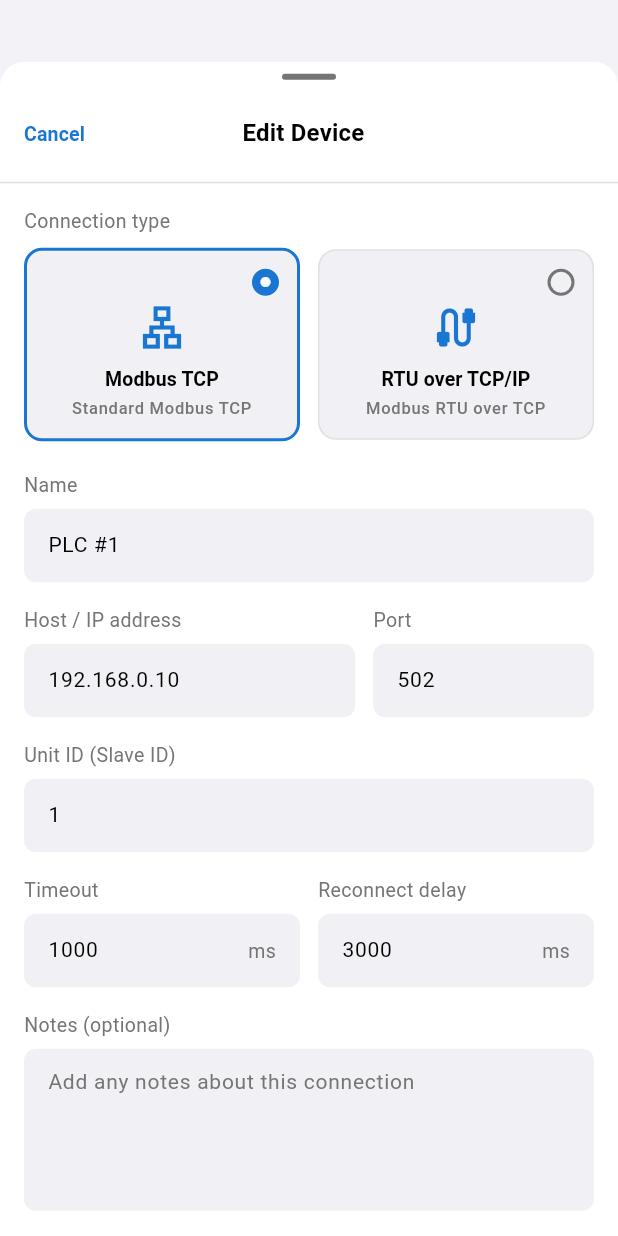
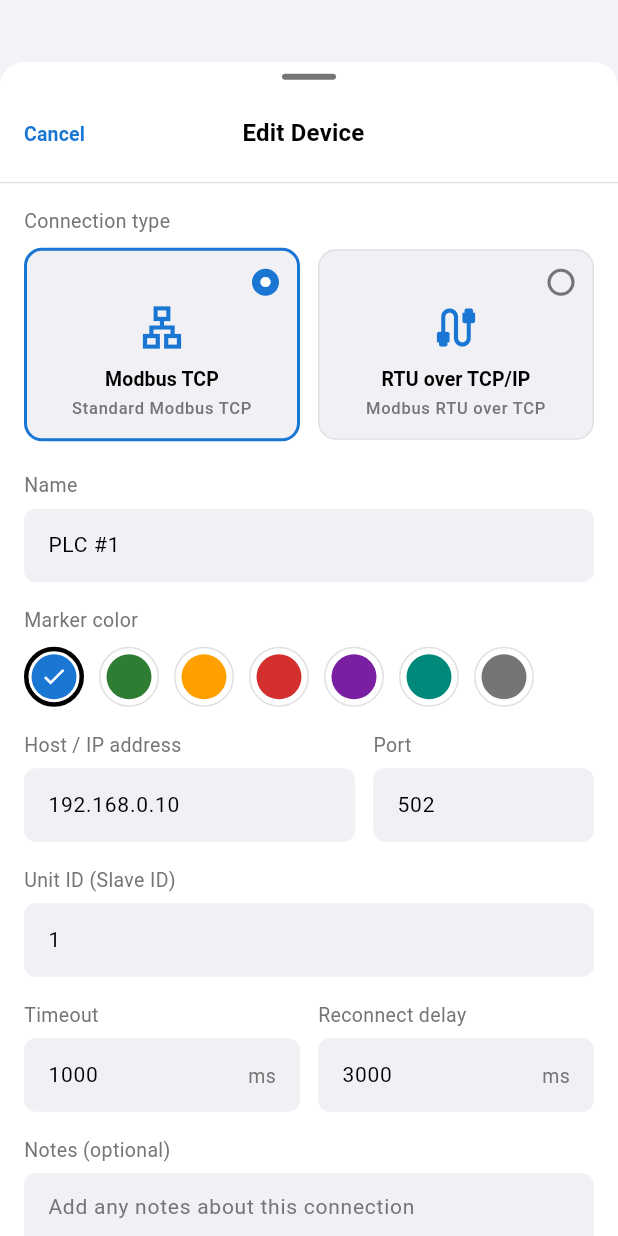
Before and after one commit to sanny32/OpenModScan-Mobile, a Flutter app: the DeviceFormSheet widget shown alone on an empty page, opened directly with sample values from the repository, on a phone screen of 412 x 824 dp. Run offline on Flutter 3.47's test engine with Material 3 defaults, Android fonts, the phone set to English and light mode, and no system bars; our stand-ins replace shared_preferences; missing offline and left inert: modbus_client, modbus_client_tcp; accounts and stored records are empty; generated files the repository leaves out were written again.

Commit message:
feat: Added marker color for stored devices

```diff
--- a/lib/features/devices/device_form_sheet.dart
+++ b/lib/features/devices/device_form_sheet.dart
@@ -1,6 +1,7 @@
 import 'package:flutter/material.dart';
 import '../../l10n/l10n.dart';
 import '../../models/device_info.dart';
+import 'device_marker_color_palette.dart';
 
 class DeviceFormResult {
   final DeviceInfo device;
@@ -30,6 +31,7 @@ class DeviceFormSheet extends StatefulWidget {
 
 class _DeviceFormSheetState extends State<DeviceFormSheet> {
   late int _connType;
+  late DeviceMarkerColor _markerColor;
   late final TextEditingController _nameCtrl;
   late final TextEditingController _hostCtrl;
   late final TextEditingController _portCtrl;
@@ -46,6 +48,7 @@ class _DeviceFormSheetState extends State<DeviceFormSheet> {
     super.initState();
     final d = widget.initial;
     _connType = d?.protocol == ProtocolType.modbusRtuIp ? 1 : 0;
+    _markerColor = d?.markerColor ?? DeviceMarkerColor.blue;
     _nameCtrl = TextEditingController(text: d?.name ?? '');
     _hostCtrl = TextEditingController(text: d?.host ?? '');
     _portCtrl = TextEditingController(text: (d?.port ?? 502).toString());
@@ -101,6 +104,7 @@ class _DeviceFormSheetState extends State<DeviceFormSheet> {
       timeout: int.tryParse(_timeoutCtrl.text) ?? base.timeout,
       reconnectDelay: int.tryParse(_reconnectCtrl.text) ?? base.reconnectDelay,
       notes: _notesCtrl.text,
+      markerColor: _markerColor,
     );
     Navigator.pop(
       context,
@@ -196,6 +200,15 @@ class _DeviceFormSheetState extends State<DeviceFormSheet> {
                     onChanged: (_) {
                       if (_nameError != null) setState(() => _nameError = null);
                     },
+                  ),
+                  const SizedBox(height: 16),
+                  _label(context, l10n.deviceMarkerColor),
+                  const SizedBox(height: 8),
+                  _MarkerColorPicker(
+                    selected: _markerColor,
+                    onSelected: (value) => setState(() {
+                      _markerColor = value;
+                    }),
                   ),
                   const SizedBox(height: 16),
                   Row(
@@ -330,6 +343,93 @@ class _DeviceFormSheetState extends State<DeviceFormSheet> {
   );
 }
 
+class _MarkerColorPicker extends StatelessWidget {
+  final DeviceMarkerColor selected;
+  final ValueChanged<DeviceMarkerColor> onSelected;
+
+  const _MarkerColorPicker({required this.selected, required this.onSelected});
+
+  @override
+  Widget build(BuildContext context) {
+    final cs = Theme.of(context).colorScheme;
+    final l10n = context.l10n;
+    return Wrap(
+      spacing: 10,
+      runSpacing: 10,
+      children: [
+        for (final markerColor in DeviceMarkerColor.values)
+          _MarkerColorSwatch(
+            markerColor: markerColor,
+            color: markerColor.resolve(cs),
+            label: markerColor.label(l10n),
+            selected: markerColor == selected,
+            onTap: () => onSelected(markerColor),
+          ),
+      ],
+    );
+  }
+}
+
+class _MarkerColorSwatch extends StatelessWidget {
+  final DeviceMarkerColor markerColor;
+  final Color color;
+  final String label;
+  final bool selected;
+  final VoidCallback onTap;
+
+  const _MarkerColorSwatch({
+    required this.markerColor,
+    required this.color,
+    required this.label,
+    required this.selected,
+    required this.onTap,
+  });
+
+  @override
+  Widget build(BuildContext context) {
+    final checkColor =
+        ThemeData.estimateBrightnessForColor(color) == Brightness.dark
+        ? Colors.white
+        : Colors.black;
+    return Semantics(
+      label: label,
+      selected: selected,
+      button: true,
+      child: Tooltip(
+        message: label,
+        child: InkResponse(
+          key: ValueKey('device-marker-color-${markerColor.name}'),
+          onTap: onTap,
+          radius: 24,
+          child: Container(
+            width: 40,
+            height: 40,
+            decoration: BoxDecoration(
+              shape: BoxShape.circle,
+              border: Border.all(
+                color: selected
+                    ? Theme.of(context).colorScheme.onSurface
+                    : Theme.of(context).dividerColor,
+                width: selected ? 3 : 1,
+              ),
+            ),
+            child: Center(
+              child: Container(
+                width: 30,
+                height: 30,
+                decoration: BoxDecoration(color: color, shape: BoxShape.circle),
+                child: selected
+                    ? Icon(Icons.check, size: 18, color: checkColor)
+                    : null,
+              ),
+            ),
+          ),
+        ),
+      ),
+    );
+  }
+}
+
 class _TypeCard extends StatelessWidget {
   final IconData icon;
   final String label;
--- /dev/null
+++ b/lib/features/devices/device_marker_color_palette.dart
@@ -0,0 +1,35 @@
+import 'package:flutter/material.dart';
+
+import '../../l10n/l10n.dart';
+import '../../models/device_info.dart';
+
+extension DeviceMarkerColorPalette on DeviceMarkerColor {
+  Color resolve(ColorScheme colorScheme) {
+    final dark = colorScheme.brightness == Brightness.dark;
+    return switch (this) {
+      DeviceMarkerColor.blue => colorScheme.primary,
+      DeviceMarkerColor.green =>
+        dark ? const Color(0xFF66BB6A) : const Color(0xFF2E7D32),
+      DeviceMarkerColor.amber =>
+        dark ? const Color(0xFFFFC107) : const Color(0xFFFFA000),
+      DeviceMarkerColor.red =>
+        dark ? const Color(0xFFEF5350) : const Color(0xFFD32F2F),
+      DeviceMarkerColor.purple =>
+        dark ? const Color(0xFFCE93D8) : const Color(0xFF7B1FA2),
+      DeviceMarkerColor.teal =>
+        dark ? const Color(0xFF4DB6AC) : const Color(0xFF00897B),
+      DeviceMarkerColor.gray =>
+        dark ? const Color(0xFFB0BEC5) : const Color(0xFF757575),
+    };
+  }
+
+  String label(AppLocalizations l10n) => switch (this) {
+    DeviceMarkerColor.blue => l10n.deviceMarkerColorBlue,
+    DeviceMarkerColor.green => l10n.deviceMarkerColorGreen,
+    DeviceMarkerColor.amber => l10n.deviceMarkerColorAmber,
+    DeviceMarkerColor.red => l10n.deviceMarkerColorRed,
+    DeviceMarkerColor.purple => l10n.deviceMarkerColorPurple,
+    DeviceMarkerColor.teal => l10n.deviceMarkerColorTeal,
+    DeviceMarkerColor.gray => l10n.deviceMarkerColorGray,
+  };
+}
--- a/lib/features/devices/device_screen.dart
+++ b/lib/features/devices/device_screen.dart
@@ -8,6 +8,7 @@ import '../../navigation/navigation_targets.dart';
 import '../../theme/app_theme.dart';
 import '../../widgets/error_feedback.dart';
 import '../registers/register_list_dialogs.dart';
+import 'device_marker_color_palette.dart';
 import 'devices_controller.dart';
 import 'device_form_sheet.dart';
 
@@ -349,6 +350,7 @@ class _PlcCard extends StatelessWidget {
     final statusLabel = connected
         ? l10n.statusConnected
         : l10n.statusDisconnected;
+    final markerColor = device.markerColor.resolve(cs);
     return Card(
       child: Padding(
         padding: const EdgeInsets.all(16),
@@ -358,10 +360,10 @@ class _PlcCard extends StatelessWidget {
               width: 52,
               height: 52,
               decoration: BoxDecoration(
-                color: cs.primary.withAlpha(26),
+                color: markerColor.withAlpha(26),
                 borderRadius: BorderRadius.circular(10),
               ),
-              child: Icon(Icons.memory, color: cs.primary, size: 30),
+              child: Icon(Icons.memory, color: markerColor, size: 30),
             ),
             const SizedBox(width: 14),
             Expanded(
--- a/lib/features/devices/widgets/device_card.dart
+++ b/lib/features/devices/widgets/device_card.dart
@@ -3,6 +3,7 @@ import 'package:flutter/material.dart';
 import '../../../l10n/l10n.dart';
 import '../../../models/device_info.dart';
 import '../../../theme/app_theme.dart';
+import '../device_marker_color_palette.dart';
 
 class DeviceCard extends StatelessWidget {
   final DeviceInfo device;
@@ -26,6 +27,7 @@ class DeviceCard extends StatelessWidget {
     final tt = Theme.of(context).textTheme;
     final appColors = Theme.of(context).extension<AppColors>();
     final l10n = context.l10n;
+    final markerColor = device.markerColor.resolve(cs);
     return Card(
       margin: const EdgeInsets.symmetric(horizontal: 16, vertical: 4),
       child: InkWell(
@@ -46,7 +48,7 @@ class DeviceCard extends StatelessWidget {
                   shape: BoxShape.circle,
                 ),
               ),
-              Icon(Icons.memory, color: cs.primary, size: 28),
+              Icon(Icons.memory, color: markerColor, size: 28),
               const SizedBox(width: 12),
               Expanded(
                 child: Column(
--- a/lib/models/device_info.dart
+++ b/lib/models/device_info.dart
@@ -3,6 +3,8 @@ import 'register_list.dart';
 enum ProtocolType { modbusTcp, modbusRtuIp }
 
 enum DeviceSortMode { lastConnected, created }
+
+enum DeviceMarkerColor { blue, green, amber, red, purple, teal, gray }
 
 extension ProtocolTypeX on ProtocolType {
   bool get supportsConnection => switch (this) {
@@ -32,6 +34,7 @@ class DeviceInfo {
   final DateTime createdAt;
   final DateTime? lastConnectedAt;
   final bool isFavorite;
+  final DeviceMarkerColor markerColor;
   final List<RegisterList> registerLists;
 
   DeviceInfo({
@@ -47,6 +50,7 @@ class DeviceInfo {
     DateTime? createdAt,
     this.lastConnectedAt,
     this.isFavorite = false,
+    this.markerColor = DeviceMarkerColor.blue,
     List<RegisterList>? registerLists,
   }) : id = id ?? _nextId(),
        createdAt = createdAt ?? DateTime.now(),
@@ -69,6 +73,7 @@ class DeviceInfo {
     DateTime? lastConnectedAt,
     bool clearLastConnectedAt = false,
     bool? isFavorite,
+    DeviceMarkerColor? markerColor,
     List<RegisterList>? registerLists,
   }) {
     return DeviceInfo(
@@ -86,6 +91,7 @@ class DeviceInfo {
           ? null
           : lastConnectedAt ?? this.lastConnectedAt,
       isFavorite: isFavorite ?? this.isFavorite,
+      markerColor: markerColor ?? this.markerColor,
       registerLists: registerLists ?? List.of(this.registerLists),
     );
   }
@@ -110,6 +116,7 @@ class DeviceInfo {
     'createdAt': createdAt.toIso8601String(),
     'lastConnectedAt': lastConnectedAt?.toIso8601String(),
     'isFavorite': isFavorite,
+    'markerColor': markerColor.name,
     'registerLists': registerLists.map((l) => l.toJson()).toList(),
   };
 
@@ -132,9 +139,18 @@ class DeviceInfo {
     createdAt: _dateTimeFromJson(json['createdAt']) ?? fallbackCreatedAt,
     lastConnectedAt: _dateTimeFromJson(json['lastConnectedAt']),
     isFavorite: (json['isFavorite'] as bool?) ?? false,
+    markerColor: _markerColorFromJson(json['markerColor']),
     registerLists: (json['registerLists'] as List<dynamic>? ?? [])
         .map((e) => RegisterList.fromJson(e as Map<String, dynamic>))
         .toList(),
+  );
+}
+
+DeviceMarkerColor _markerColorFromJson(Object? value) {
+  if (value is! String) return DeviceMarkerColor.blue;
+  return DeviceMarkerColor.values.firstWhere(
+    (color) => color.name == value,
+    orElse: () => DeviceMarkerColor.blue,
   );
 }
 
```
Also changed, not shown: lib/l10n/app_en.arb (+24 -0 lines), lib/l10n/app_ru.arb (+8 -0 lines), 2 other files.
